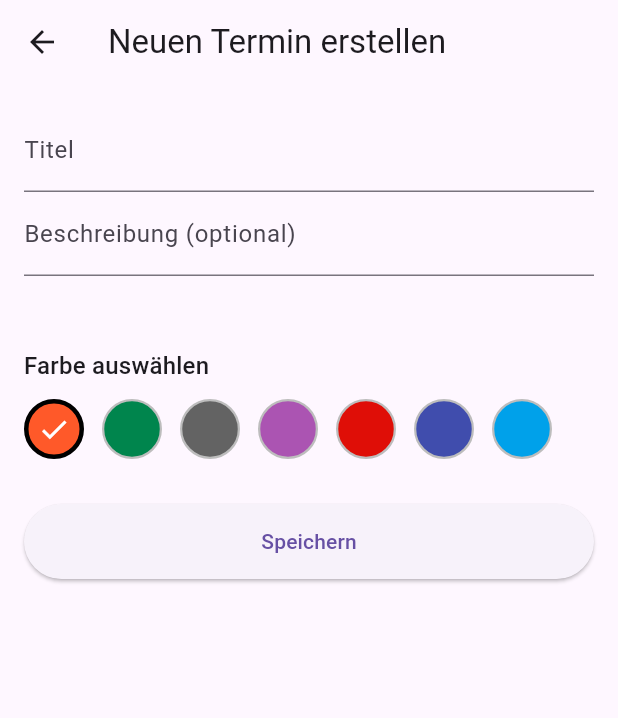
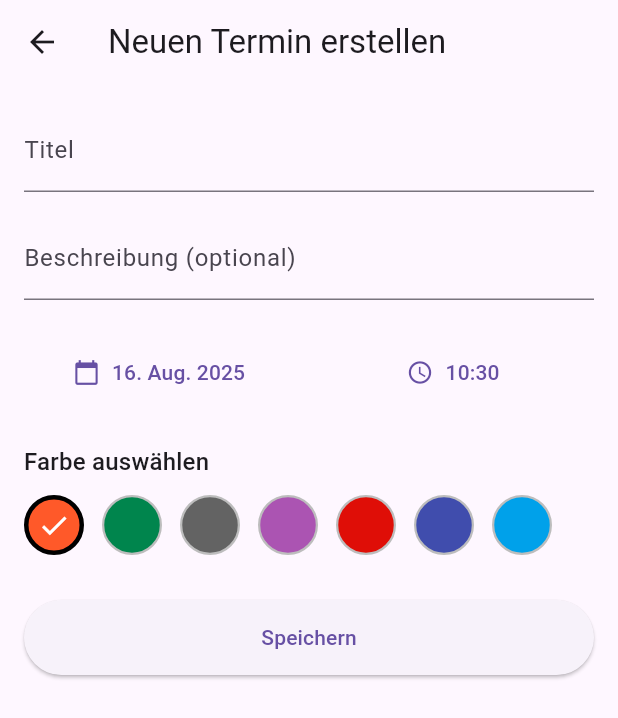
Before and after one commit to urdev-github1/ukalender2, a Flutter app: the screen it shows after launch, after a tap on the "add" icon, on a phone screen of 412 x 824 dp. Shown: the top 718 px of the screen. Run offline on Flutter 3.47's test engine with Material 3 defaults, Android fonts, the phone set to English and light mode, and no system bars; our stand-ins replace file_picker, flutter_local_notifications, share_plus, shared_preferences, syncfusion_flutter_calendar, timezone; missing offline and left inert: add_2_calendar, icalendar_parser, icalendar_plus; network calls fail.

```diff
--- a/lib/models/event.dart
+++ b/lib/models/event.dart
@@ -1,72 +1,44 @@
 // lib/models/event.dart
 
-// Grundlegende UI-Komponenten importieren.
 import 'package:flutter/material.dart';
-
-// Importiert das Paket für die JSON-Annotationen. Diese werden benötigt,
-// um dem Code-Generator mitzuteilen, wie die JSON-(De-)Serialisierung
-// durchgeführt werden soll.
 import 'package:json_annotation/json_annotation.dart';
-
-// NEU: Importiert die zentrale Farbpalette der App.
 import '../utils/app_colors.dart';
 
-// Dies deklariert, dass die aktuelle Datei ein Teil einer anderen Datei ist.
-// Diese '.g.dart'-Datei wird automatisch durch ein Build-Tool (build_runner)
-// generiert und enthält die eigentliche Logik für die JSON-Umwandlung.
 part 'event.g.dart';
 
-// Die @JsonSerializable-Annotation markiert diese Klasse für den Code-Generator.
 @JsonSerializable()
 class Event {
-  // 'final' bedeutet, dass diese Werte nach der Erstellung eines Event-Objekts
-  // nicht mehr geändert werden können.
-  final String title; // Der Titel des Events, muss angegeben werden.
-  final String? description; // Eine optionale Beschreibung (kann null sein).
-  final DateTime date; // Das Datum des Events, muss angegeben werden.
-  final bool isHoliday; // Ein Flag, ob es sich um einen Feiertag handelt.
+  // NEU: Ein eindeutiger Identifikator für jeden Termin.
+  // Dies ist entscheidend für die Bearbeitung, das Löschen und die Benachrichtigungen.
+  final String id;
 
-  // Die @JsonKey-Annotation ermöglicht eine benutzerdefinierte Konvertierung
-  // für ein bestimmtes Feld. Da 'Color' kein Standard-JSON-Typ ist,
-  // werden hier spezielle Funktionen zur Umwandlung bereitgestellt.
-  @JsonKey(
-    toJson:
-        _colorToJson, // Diese Funktion wird aufgerufen, um das 'Color'-Objekt in ein JSON-Format (hier: int) umzuwandeln.
-    fromJson:
-        _colorFromJson, // Diese Funktion wird aufgerufen, um einen Wert aus JSON zurück in ein 'Color'-Objekt zu konvertieren.
-  )
+  final String title;
+  final String? description;
+  final DateTime date;
+  final bool isHoliday;
+
+  @JsonKey(toJson: _colorToJson, fromJson: _colorFromJson)
   final Color color;
 
-  // Der Konstruktor der Klasse 'Event'.
+  // MODIFIZIERT: Der Konstruktor erfordert jetzt eine 'id'.
   Event({
-    required this.title, // 'title' ist ein erforderlicher benannter Parameter.
-    this.description, // 'description' ist optional.
-    required this.date, // 'date' ist erforderlich.
-    this.isHoliday = false, // 'isHoliday' hat einen Standardwert von 'false'.
-    // KORREKTUR: Die Standardfarbe wird auf die erste Farbe
-    // aus der vordefinierten Palette gesetzt (AppColors.orange).
+    required this.id, // ID ist jetzt ein erforderlicher Parameter
+    required this.title,
+    this.description,
+    required this.date,
+    this.isHoliday = false,
     this.color = AppColors.orange,
   });
 
-  // Eine sogenannte "Factory"-Konstruktor-Methode, die ein neues 'Event'-Objekt
-  // aus einer JSON-Struktur (repräsentiert als Map<String, dynamic>) erstellt.
-  // Sie ruft die generierte Funktion _$EventFromJson auf, die sich in 'event.g.dart' befindet.
+  // Die Factory und die toJson-Methode bleiben unverändert, aber der Code-Generator
+  // wird sie an das neue 'id'-Feld anpassen.
   factory Event.fromJson(Map<String, dynamic> json) => _$EventFromJson(json);
-
-  // Eine Methode, die das aktuelle 'Event'-Objekt in eine JSON-Map umwandelt.
-  // Sie ruft die generierte Funktion _$EventToJson auf, die sich ebenfalls in 'event.g.dart' befindet.
   Map<String, dynamic> toJson() => _$EventToJson(this);
 
-  // Überschreibt die standardmäßige 'toString()'-Methode. Wenn ein 'Event'-Objekt
-  // in einen String umgewandelt wird, gibt es nun den Titel zurück.
   @override
   String toString() => title;
 }
 
-// Hilfsfunktionen zur Konvertierung von 'Color', da dies kein Standard-JSON-Typ ist.
-// Die Farbe wird als einzelner 32-Bit-Integer-Wert gespeichert, was in JSON problemlos möglich ist.
-
-// Wandelt ein 'Color'-Objekt in einen Integer um (Alpha, Rot, Grün, Blau).
-int _colorToJson(Color color) => color.toARGB32();
-// Wandelt einen Integer-Wert zurück in ein 'Color'-Objekt.
+// Hilfsfunktionen für die Farbe bleiben unverändert.
+int _colorToJson(Color color) => color.value;
 Color _colorFromJson(int value) => Color(value);
--- a/lib/screens/add_event_screen.dart
+++ b/lib/screens/add_event_screen.dart
@@ -1,10 +1,10 @@
 // lib/screens/add_event_screen.dart
 
 import 'package:flutter/material.dart';
-//import 'package:intl/intl.dart';
+import 'package:intl/intl.dart';
+import 'package:uuid/uuid.dart'; // NEU: Import für eindeutige IDs
 import '../models/event.dart';
 import '../services/notification_service.dart';
-// NEU: Importiert die zentrale Farbpalette der App.
 import '../utils/app_colors.dart';
 
 class AddEventScreen extends StatefulWidget {
@@ -27,8 +27,10 @@ class _AddEventScreenState extends State<AddEventScreen> {
   final _descController = TextEditingController();
   late DateTime _selectedDate;
   late TimeOfDay _selectedTime;
-  // NEU: Eine Zustandsvariable für die vom Benutzer gewählte Farbe.
   late Color _selectedColor;
+
+  // NEU: Eine Instanz zur Generierung von UUIDs
+  final Uuid _uuid = const Uuid();
 
   @override
   void initState() {
@@ -42,12 +44,10 @@ class _AddEventScreenState extends State<AddEventScreen> {
       _descController.text = event.description ?? '';
       _selectedDate = event.date;
       _selectedTime = TimeOfDay.fromDateTime(event.date);
-      // Die aktuell gespeicherte Farbe des Termins wird übernommen.
       _selectedColor = event.color;
     } else {
       // Modus "Neu erstellen": Setzt Standardwerte.
       _selectedTime = TimeOfDay.now();
-      // Die erste Farbe aus der vordefinierten Liste wird als Standardfarbe gesetzt.
       _selectedColor = AppColors.eventColors.first;
     }
   }
@@ -59,25 +59,52 @@ class _AddEventScreenState extends State<AddEventScreen> {
     super.dispose();
   }
 
-  // NEU: Ein wiederverwendbares Widget, das die Farbauswahl-UI generiert.
+  // --- HILFSMETHODEN FÜR DATUMS- UND ZEITAUSWAHL ---
+
+  Future<void> _selectDate() async {
+    final pickedDate = await showDatePicker(
+      context: context,
+      initialDate: _selectedDate,
+      firstDate: DateTime(2000),
+      lastDate: DateTime(2101),
+      locale: const Locale(
+        'de',
+        'DE',
+      ), // Stellt sicher, dass der Kalender auf Deutsch ist
+    );
+    if (pickedDate != null && pickedDate != _selectedDate) {
+      setState(() {
+        _selectedDate = pickedDate;
+      });
+    }
+  }
+
+  Future<void> _selectTime() async {
+    final pickedTime = await showTimePicker(
+      context: context,
+      initialTime: _selectedTime,
+    );
+    if (pickedTime != null && pickedTime != _selectedTime) {
+      setState(() {
+        _selectedTime = pickedTime;
+      });
+    }
+  }
+
+  // Das Widget für die Farbauswahl bleibt unverändert.
   Widget _buildColorPicker() {
     return Column(
       crossAxisAlignment: CrossAxisAlignment.start,
       children: [
         Text('Farbe auswählen', style: Theme.of(context).textTheme.titleMedium),
         const SizedBox(height: 10),
-        // Das Wrap-Widget sorgt für einen automatischen Zeilenumbruch,
-        // falls nicht alle Farbkreise in eine Zeile passen.
         Wrap(
-          spacing: 12.0, // Horizontaler Abstand
-          runSpacing: 10.0, // Vertikaler Abstand bei Umbruch
+          spacing: 12.0,
+          runSpacing: 10.0,
           children: AppColors.eventColors.map((color) {
-            // KORREKTUR: Direkter Vergleich der Color-Objekte.
-            // Dies ist die empfohlene Vorgehensweise und behebt die Warnung.
             final isSelected = _selectedColor == color;
             return GestureDetector(
               onTap: () {
-                // Bei Tippen wird der Zustand aktualisiert, was die UI neu zeichnet.
                 setState(() {
                   _selectedColor = color;
                 });
@@ -88,7 +115,6 @@ class _AddEventScreenState extends State<AddEventScreen> {
                 decoration: BoxDecoration(
                   color: color,
                   shape: BoxShape.circle,
-                  // Visuelles Feedback für die Auswahl (dickerer Rand und Haken).
                   border: isSelected
                       ? Border.all(color: Colors.black, width: 3.0)
                       : Border.all(color: Colors.grey.shade400, width: 1.5),
@@ -115,7 +141,6 @@ class _AddEventScreenState extends State<AddEventScreen> {
         ),
       ),
       body: SingleChildScrollView(
-        // Wichtig für kleine Bildschirme
         child: Padding(
           padding: const EdgeInsets.all(16.0),
           child: Form(
@@ -133,6 +158,7 @@ class _AddEventScreenState extends State<AddEventScreen> {
                     return null;
                   },
                 ),
+                const SizedBox(height: 16),
                 TextFormField(
                   controller: _descController,
                   decoration: const InputDecoration(
@@ -140,13 +166,30 @@ class _AddEventScreenState extends State<AddEventScreen> {
                   ),
                 ),
                 const SizedBox(height: 24),
+
+                // KORREKTUR: Implementierte Datums- und Zeitauswahl
                 Row(
-                  // ... (Datums- und Zeitauswahl bleibt unverändert)
-                  // HINWEIS: Es scheint, als würde der Code für die Zeitauswahl hier fehlen.
-                  // Normalerweise würde hier ein Button sein, der `_selectTime` aufruft.
+                  children: [
+                    Expanded(
+                      child: TextButton.icon(
+                        icon: const Icon(Icons.calendar_today),
+                        label: Text(
+                          DateFormat.yMMMd('de_DE').format(_selectedDate),
+                        ),
+                        onPressed: _selectDate,
+                      ),
+                    ),
+                    const SizedBox(width: 12),
+                    Expanded(
+                      child: TextButton.icon(
+                        icon: const Icon(Icons.access_time),
+                        label: Text(_selectedTime.format(context)),
+                        onPressed: _selectTime,
+                      ),
+                    ),
+                  ],
                 ),
                 const SizedBox(height: 24),
-                // NEU: Hier wird das Farbauswahl-Widget in das Formular eingefügt.
                 _buildColorPicker(),
                 const SizedBox(height: 30),
                 Center(
@@ -156,7 +199,7 @@ class _AddEventScreenState extends State<AddEventScreen> {
                     ),
                     onPressed: () {
                       if (_formKey.currentState!.validate()) {
-                        final newEventTime = DateTime(
+                        final eventDateTime = DateTime(
                           _selectedDate.year,
                           _selectedDate.month,
                           _selectedDate.day,
@@ -164,26 +207,36 @@ class _AddEventScreenState extends State<AddEventScreen> {
                           _selectedTime.minute,
                         );
 
-                        final newEvent = Event(
+                        // KORREKTUR: Eindeutige ID-Generierung
+                        // Beim Bearbeiten wird die alte ID beibehalten,
+                        // nur bei neuen Terminen wird eine neue generiert.
+                        final String eventId =
+                            widget.eventToEdit?.id ?? _uuid.v4();
+
+                        // Erstellt das finale Event-Objekt
+                        final finalEvent = Event(
+                          id: eventId, // Wichtig: Die ID dem Objekt mitgeben
                           title: _titleController.text,
                           description: _descController.text.isEmpty
                               ? null
                               : _descController.text,
-                          date: newEventTime,
-                          // KORREKTUR: Die vom Benutzer ausgewählte Farbe
-                          // wird hier an das Event-Objekt übergeben.
+                          date: eventDateTime,
                           color: _selectedColor,
                         );
 
-                        final eventId = DateTime.now().millisecondsSinceEpoch
-                            .remainder(100000);
+                        // Die ID für Benachrichtigungen muss ein Integer sein.
+                        // Der Hash-Code der UUID ist dafür eine sichere Wahl.
+                        final int notificationId = eventId.hashCode;
+
+                        // Planen der Benachrichtigungen
                         NotificationService().scheduleReminders(
-                          eventId,
-                          newEvent.title,
-                          newEvent.date,
+                          notificationId,
+                          finalEvent.title,
+                          finalEvent.date,
                         );
 
-                        Navigator.of(context).pop(newEvent);
+                        // Gibt das erstellte/bearbeitete Event an den Kalender-Screen zurück
+                        Navigator.of(context).pop(finalEvent);
                       }
                     },
                     child: const Text('Speichern'),
--- a/lib/screens/calendar_screen.dart
+++ b/lib/screens/calendar_screen.dart
@@ -35,11 +35,21 @@ class CalendarScreen extends StatefulWidget {
 }
 
 class _CalendarScreenState extends State<CalendarScreen> {
+  // MODIFIZIERT: Getrennte Listen für eine saubere Zustandsverwaltung
+  List<Event> _userEvents = [];
+  List<Event> _holidays = [];
+
+  // Diese Liste wird immer die Kombination aus den beiden oberen sein
   List<Event> _allEvents = [];
+
   late EventDataSource _dataSource;
   final CalendarView _calendarView = CalendarView.month;
-  final DateTime _focusedDay = DateTime.now();
+
+  // MODIFIZIERT: Zustandsvariablen für das aktuelle Datum und Jahr
+  DateTime _focusedDay = DateTime.now();
   DateTime? _selectedDay;
+  late int _currentYear;
+
   final HolidayService _holidayService = HolidayService();
   final StorageService _storageService = StorageService();
   final CalendarService _calendarService = CalendarService();
@@ -48,23 +58,31 @@ class _CalendarScreenState extends State<CalendarScreen> {
   void initState() {
     super.initState();
     _selectedDay = _focusedDay;
+    _currentYear = _focusedDay.year;
     _dataSource = EventDataSource([]);
-    _loadAllEvents();
+    _loadInitialData();
   }
 
-  void _loadAllEvents() async {
+  // Lädt die initialen Daten: gespeicherte Termine und Feiertage für das aktuelle Jahr
+  Future<void> _loadInitialData() async {
+    _userEvents = await _storageService.loadEvents();
+    await _loadHolidaysForYear(_currentYear);
+  }
+
+  // Lädt die Feiertage für ein bestimmtes Jahr von der API
+  Future<void> _loadHolidaysForYear(int year) async {
     final stateCode = await _storageService.getSelectedState();
-    //print('Lade Feiertage für: $stateCode');
+    _holidays = await _holidayService.getHolidays(year, stateCode);
+    _rebuildEventListAndRefreshDataSource();
+  }
 
-    final holidays = await _holidayService.getHolidays(
-      _focusedDay.year,
-      stateCode,
-    );
-    final savedEvents = await _storageService.loadEvents();
-
+  // Kombiniert Nutzer-Events und Feiertage und aktualisiert die Kalenderansicht
+  void _rebuildEventListAndRefreshDataSource() {
     setState(() {
-      _allEvents = [...holidays, ...savedEvents];
+      _allEvents = [..._userEvents, ..._holidays];
       _dataSource = EventDataSource(_allEvents);
+      // Ein Reset ist hier am sichersten, da sich potenziell viele Daten (alle Feiertage) ändern
+      _dataSource.notifyListeners(CalendarDataSourceAction.reset, _allEvents);
     });
   }
 
@@ -74,54 +92,49 @@ class _CalendarScreenState extends State<CalendarScreen> {
     });
   }
 
+  // Fügt einen neuen Termin hinzu (nur zur _userEvents-Liste)
   void _addEvent(Event event) {
     setState(() {
-      _allEvents.add(event);
-      _dataSource = EventDataSource(_allEvents);
-      _dataSource.notifyListeners(CalendarDataSourceAction.reset, _allEvents);
+      _userEvents.add(event);
+      _rebuildEventListAndRefreshDataSource();
     });
     _saveUserEvents();
   }
 
+  // Löscht einen Termin basierend auf seiner eindeutigen ID
   void _deleteEvent(Event event) {
     if (event.isHoliday) return;
-
     setState(() {
-      _allEvents.remove(event);
-      _dataSource = EventDataSource(_allEvents);
-      _dataSource.notifyListeners(CalendarDataSourceAction.reset, _allEvents);
+      _userEvents.removeWhere((e) => e.id == event.id);
+      _rebuildEventListAndRefreshDataSource();
     });
-
     _saveUserEvents();
   }
 
+  // Aktualisiert einen Termin basierend auf seiner eindeutigen ID
   void _updateEvent(Event oldEvent, Event newEvent) {
     setState(() {
-      final index = _allEvents.indexOf(oldEvent);
+      final index = _userEvents.indexWhere((e) => e.id == oldEvent.id);
       if (index != -1) {
-        _allEvents[index] = newEvent;
-        _dataSource = EventDataSource(_allEvents);
-        _dataSource.notifyListeners(CalendarDataSourceAction.reset, _allEvents);
+        _userEvents[index] = newEvent;
+        _rebuildEventListAndRefreshDataSource();
       }
     });
     _saveUserEvents();
   }
 
+  // Speichert nur die Termine des Nutzers, nicht die Feiertage
   void _saveUserEvents() {
-    final allUserEvents = _allEvents
-        .where((event) => !event.isHoliday)
-        .toList();
-    _storageService.saveEvents(allUserEvents);
+    _storageService.saveEvents(_userEvents);
   }
 
+  // Importiert neue Termine und fügt sie zur Liste der Nutzer-Events hinzu
   void _importEvents() async {
     final List<Event> importedEvents = await _calendarService.importEvents();
-
     if (importedEvents.isNotEmpty) {
       setState(() {
-        _allEvents.addAll(importedEvents);
-        _dataSource = EventDataSource(_allEvents);
-        _dataSource.notifyListeners(CalendarDataSourceAction.reset, _allEvents);
+        _userEvents.addAll(importedEvents);
+        _rebuildEventListAndRefreshDataSource();
       });
       _saveUserEvents();
 
@@ -138,9 +151,7 @@ class _CalendarScreenState extends State<CalendarScreen> {
       if (mounted) {
         ScaffoldMessenger.of(context).showSnackBar(
           const SnackBar(
-            content: Text(
-              'Import abgebrochen oder es wurden keine Termine gefunden.',
-            ),
+            content: Text('Import abgebrochen oder keine Termine gefunden.'),
           ),
         );
       }
@@ -148,9 +159,7 @@ class _CalendarScreenState extends State<CalendarScreen> {
   }
 
   void _exportEvents() async {
-    final userEvents = _allEvents.where((event) => !event.isHoliday).toList();
-
-    if (userEvents.isEmpty) {
+    if (_userEvents.isEmpty) {
       ScaffoldMessenger.of(context).showSnackBar(
         const SnackBar(
           content: Text('Es sind keine Termine zum Exportieren vorhanden.'),
@@ -158,13 +167,12 @@ class _CalendarScreenState extends State<CalendarScreen> {
       );
       return;
     }
-
-    await _calendarService.exportEvents(userEvents);
+    await _calendarService.exportEvents(_userEvents);
   }
 
+  // Der Dialog zum Bearbeiten/Löschen bleibt funktional gleich
   void _showEventDialog(Event event) {
     if (event.isHoliday) return;
-
     showDialog(
       context: context,
       builder: (context) => AlertDialog(
@@ -178,8 +186,9 @@ class _CalendarScreenState extends State<CalendarScreen> {
             child: const Text('Abbrechen'),
           ),
           TextButton(
+            child: const Text('Löschen'),
             onPressed: () async {
-              Navigator.of(context).pop();
+              Navigator.of(context).pop(); // Schließt den ersten Dialog
               final bool? shouldDelete = await showDialog<bool>(
                 context: context,
                 builder: (context) => AlertDialog(
@@ -203,11 +212,11 @@ class _CalendarScreenState extends State<CalendarScreen> {
                 _deleteEvent(event);
               }
             },
-            child: const Text('Löschen'),
           ),
           TextButton(
+            child: const Text('Bearbeiten'),
             onPressed: () async {
-              Navigator.of(context).pop();
+              Navigator.of(context).pop(); // Schließt den ersten Dialog
               final updatedEvent = await Navigator.push<Event>(
                 context,
                 MaterialPageRoute(
@@ -217,19 +226,20 @@ class _CalendarScreenState extends State<CalendarScreen> {
                   ),
                 ),
               );
-
               if (updatedEvent != null) {
                 _updateEvent(event, updatedEvent);
               }
             },
-            child: const Text('Bearbeiten'),
           ),
         ],
       ),
     );
   }
 
+  // Die _monthCellBuilder-Methode bleibt unverändert
   Widget _monthCellBuilder(BuildContext context, MonthCellDetails details) {
+    // ... (Keine Änderungen hier notwendig)
+    // Der Code aus der Originaldatei kann hier 1:1 übernommen werden.
     final bool isHoliday = details.appointments.any(
       (appointment) => (appointment as Event).isHoliday,
     );
@@ -288,7 +298,6 @@ class _CalendarScreenState extends State<CalendarScreen> {
                 crossAxisAlignment: CrossAxisAlignment.stretch,
                 children: details.appointments.map((appointment) {
                   final event = appointment as Event;
-
                   if (event.isHoliday) {
                     return Padding(
                       padding: const EdgeInsets.only(top: 2.0),
@@ -305,7 +314,6 @@ class _CalendarScreenState extends State<CalendarScreen> {
                       ),
                     );
                   }
-
                   return GestureDetector(
                     onLongPress: () => _showEventDialog(event),
                     child: Container(
@@ -345,9 +353,9 @@ class _CalendarScreenState extends State<CalendarScreen> {
       context,
       MaterialPageRoute(builder: (_) => const SettingsScreen()),
     );
-
     if (shouldReload == true) {
-      _loadAllEvents();
+      // Lädt die Feiertage für das aktuell ausgewählte Jahr neu
+      _loadHolidaysForYear(_currentYear);
     }
   }
 
@@ -356,21 +364,16 @@ class _CalendarScreenState extends State<CalendarScreen> {
     return Scaffold(
       appBar: AppBar(
         title: const Text('Terminkalender'),
-        // =======================================================================
-        // KORREKTUR: Die Reihenfolge der Aktions-Buttons wurde geändert.
-        // =======================================================================
         actions: [
           IconButton(
-            icon: const Icon(Icons.input), // Icon für den Import.
-            tooltip:
-                'Termine importieren (.ics)', // Hilfetext bei langem Drücken.
-            onPressed: _importEvents, // Ruft die Import-Methode auf.
+            icon: const Icon(Icons.input),
+            tooltip: 'Termine importieren (.ics)',
+            onPressed: _importEvents,
           ),
           IconButton(
-            icon: const Icon(Icons.output), // Icon für den Export.
-            tooltip:
-                'Termine exportieren (.ics)', // Hilfetext bei langem Drücken.
-            onPressed: _exportEvents, // Ruft die neue Export-Methode auf.
+            icon: const Icon(Icons.output),
+            tooltip: 'Termine exportieren (.ics)',
+            onPressed: _exportEvents,
           ),
           IconButton(
             icon: const Icon(Icons.settings),
@@ -385,30 +388,23 @@ class _CalendarScreenState extends State<CalendarScreen> {
         initialDisplayDate: _focusedDay,
         initialSelectedDate: _selectedDay,
         onTap: _onCalendarTapped,
-        firstDayOfWeek: 1,
-        headerStyle: const CalendarHeaderStyle(
-          textAlign: TextAlign.center,
-          textStyle: TextStyle(
-            fontSize: 20,
-            fontWeight: FontWeight.bold,
-            color: Colors.blue,
-          ),
-        ),
-        viewHeaderStyle: const ViewHeaderStyle(
-          dayTextStyle: TextStyle(
-            fontSize: 14,
-            fontWeight: FontWeight.w600,
-            color: Colors.black54,
-          ),
-        ),
-        todayHighlightColor: Colors.blue,
-        selectionDecoration: const BoxDecoration(color: Colors.transparent),
+        firstDayOfWeek: 1, // Montag
+        headerStyle: const CalendarHeaderStyle(textAlign: TextAlign.center),
         monthCellBuilder: _monthCellBuilder,
         monthViewSettings: const MonthViewSettings(
           appointmentDisplayMode: MonthAppointmentDisplayMode.none,
           numberOfWeeksInView: 6,
           showAgenda: false,
         ),
+        // NEU: Dynamisches Nachladen der Feiertage bei Jahreswechsel
+        onViewChanged: (ViewChangedDetails details) {
+          // Nimmt das erste Datum im sichtbaren Bereich als Referenz
+          final newYear = details.visibleDates.first.year;
+          if (newYear != _currentYear) {
+            _currentYear = newYear;
+            _loadHolidaysForYear(newYear);
+          }
+        },
       ),
       floatingActionButton: FloatingActionButton(
         onPressed: () async {
@@ -419,7 +415,6 @@ class _CalendarScreenState extends State<CalendarScreen> {
                   AddEventScreen(selectedDate: _selectedDay ?? DateTime.now()),
             ),
           );
-
           if (result != null) {
             _addEvent(result);
           }
@@ -429,5 +424,3 @@ class _CalendarScreenState extends State<CalendarScreen> {
     );
   }
 }
-
-enum ExportChoice { all, dateRange }
--- a/pubspec.yaml
+++ b/pubspec.yaml
@@ -49,6 +49,7 @@ dependencies:
   timezone:
   json_annotation: ^4.9.0
   shared_preferences: ^2.5.3
+  uuid: ^4.5.1
 
 dependency_overrides:
   #device_calendar: ^4.3.3
```
Also changed, not shown: lib/services/calendar_service.dart (+33 -31 lines), lib/services/holiday_service.dart (+10 -12 lines), lib/models/event.g.dart, pubspec.lock.
